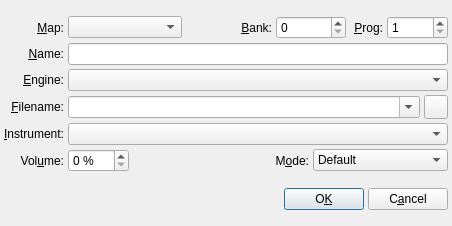
Before: the Qt Designer form src/qsamplerInstrumentForm.ui in rncbc/qsampler, drawn with Qt 5.
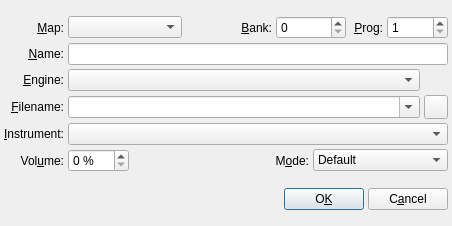
After: the same form once the commit is applied. Icons and pictures are not drawn.

The edit to the form file:
```diff
--- a/src/qsamplerInstrumentForm.ui
+++ b/src/qsamplerInstrumentForm.ui
@@ -62,7 +62,7 @@
      <property name="spacing" >
       <number>4</number>
      </property>
-     <item row="2" column="1" colspan="9" >
+     <item row="2" column="1" colspan="8" >
       <widget class="QComboBox" name="EngineNameComboBox" >
        <property name="sizePolicy" >
         <sizepolicy>
```
